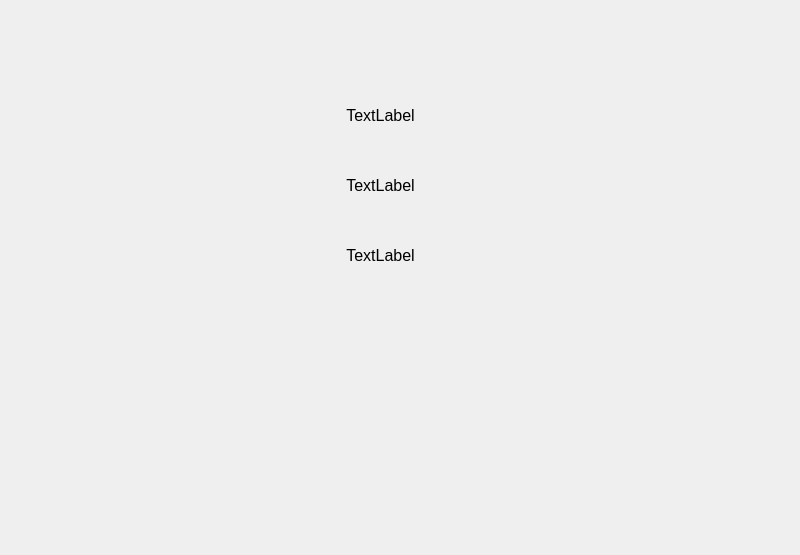
First picture: the form in cpu/cpuinfowidget.ui, repository Codevka/qttop, before the edit.
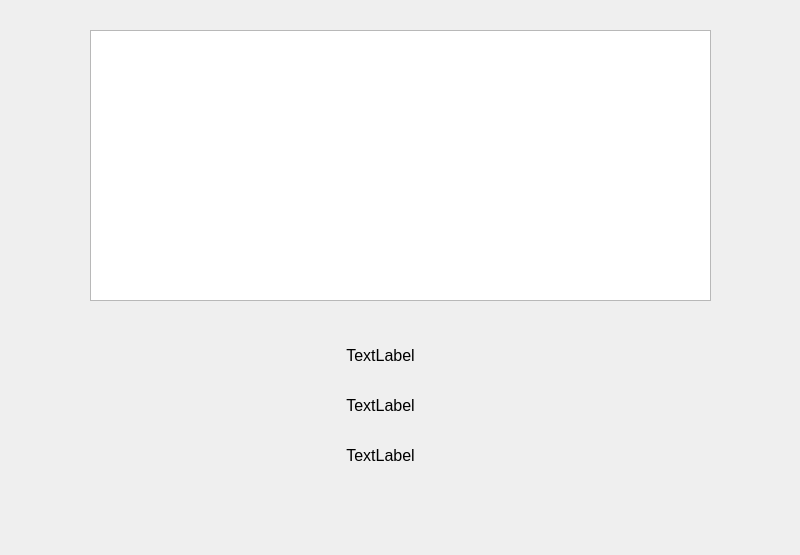
Second picture: the form after the edit. Custom widgets are drawn as their Qt base class.

What changed in the file:
```diff
--- a/cpu/cpuinfowidget.ui
+++ b/cpu/cpuinfowidget.ui
@@ -17,7 +17,7 @@
    <property name="geometry">
     <rect>
      <x>160</x>
-     <y>100</y>
+     <y>340</y>
      <width>441</width>
      <height>31</height>
     </rect>
@@ -44,7 +44,7 @@
    <property name="geometry">
     <rect>
      <x>160</x>
-     <y>170</y>
+     <y>390</y>
      <width>441</width>
      <height>31</height>
     </rect>
@@ -71,7 +71,7 @@
    <property name="geometry">
     <rect>
      <x>160</x>
-     <y>240</y>
+     <y>440</y>
      <width>441</width>
      <height>31</height>
     </rect>
@@ -94,7 +94,24 @@
     <set>Qt::AlignCenter</set>
    </property>
   </widget>
+  <widget class="ChartView" name="cpu_graphicsView">
+   <property name="geometry">
+    <rect>
+     <x>90</x>
+     <y>30</y>
+     <width>621</width>
+     <height>271</height>
+    </rect>
+   </property>
+  </widget>
  </widget>
+ <customwidgets>
+  <customwidget>
+   <class>ChartView</class>
+   <extends>QGraphicsView</extends>
+   <header>graph/chartview.h</header>
+  </customwidget>
+ </customwidgets>
  <resources/>
  <connections/>
 </ui>
```
